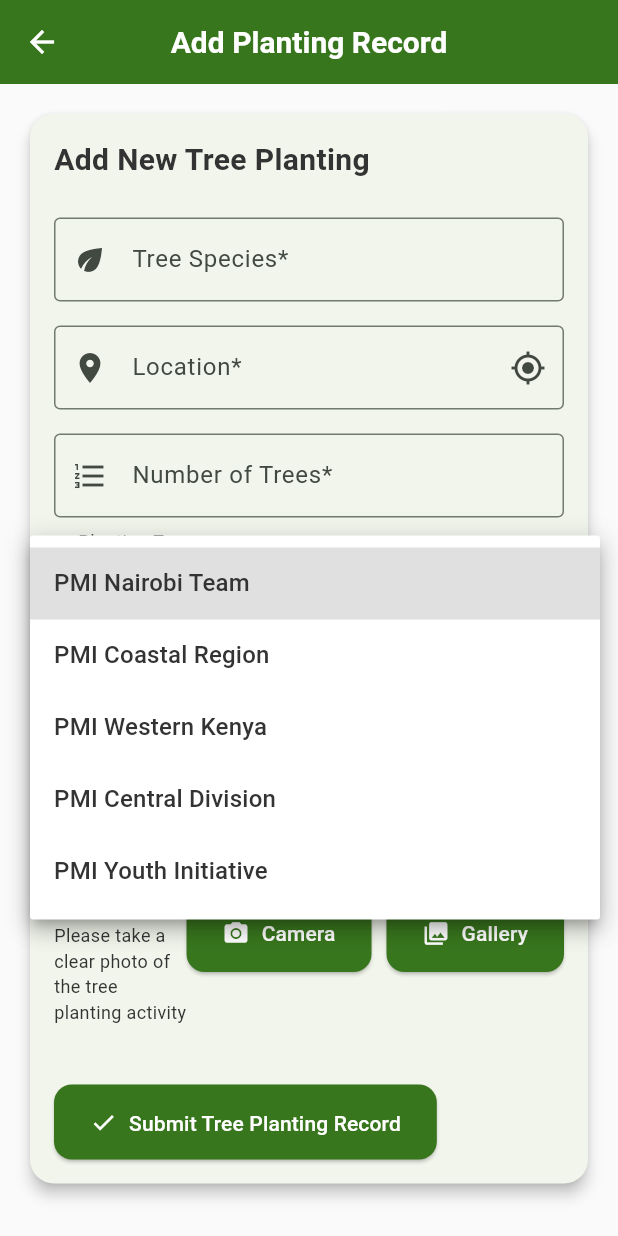
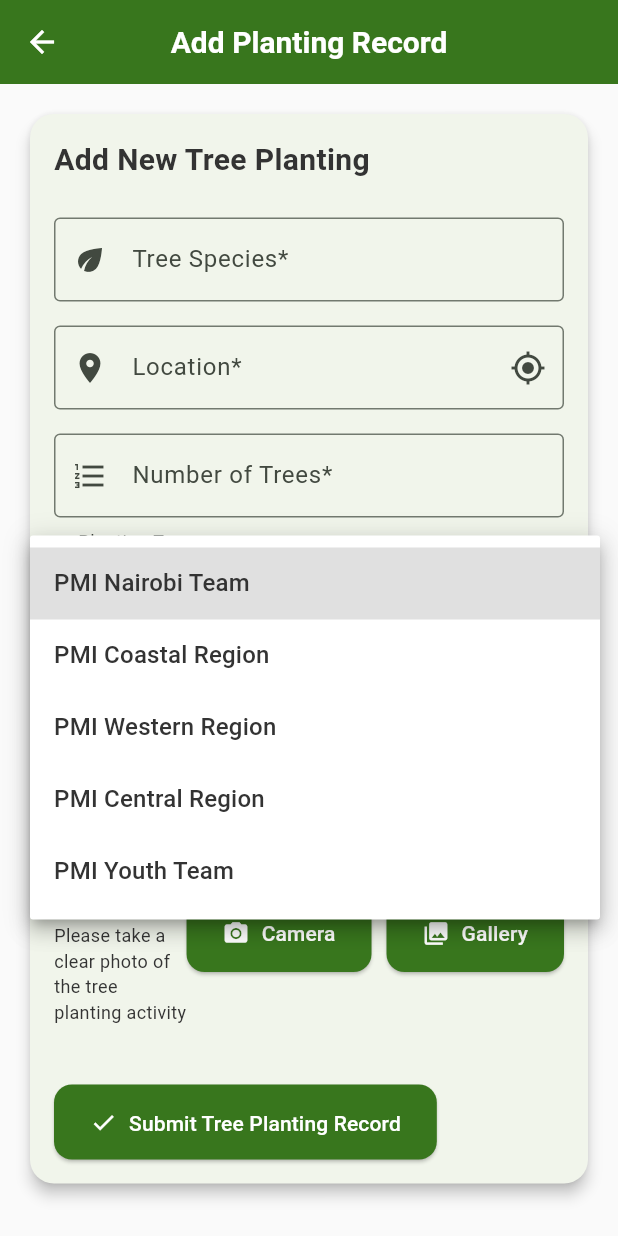
Before and after one commit to Kmtengo/pmi_tree_tracker, a Flutter app: the AddTreeScreen screen opened directly, after a tap on "PMI Nairobi Team", on a phone screen of 412 x 824 dp. Run offline on Flutter 3.47's test engine with Material 3 defaults, Android fonts, the light colour scheme and no system bars; our stand-ins replace cached_network_image, camera, connectivity_plus, flutter_image_compress, geolocator, google_maps_flutter and 4 more; missing offline and left inert: webview_flutter_android, webview_flutter_wkwebview; accounts and stored records are empty; Roboto replaces fonts that are missing (Segoe UI).

Commit message:
Update team names in AddTreeScreen for consistency

```diff
--- a/lib/screens/add_tree_screen.dart
+++ b/lib/screens/add_tree_screen.dart
@@ -30,9 +30,9 @@
   final List<String> _teamNames = [
     'PMI Nairobi Team',
     'PMI Coastal Region',
-    'PMI Western Kenya',
-    'PMI Central Division',
-    'PMI Youth Initiative',
+    'PMI Western Region',
+    'PMI Central Region',
+    'PMI Youth Team',
   ];
 
   @override
```
